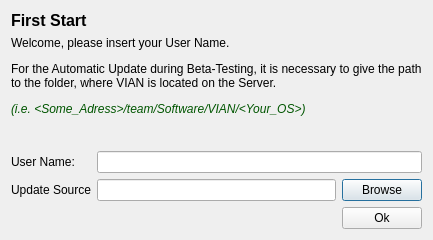
The window that qt_ui/DialogFirstStart.ui (FilmColors/VIAN) describes before a commit, drawn with Qt 5.
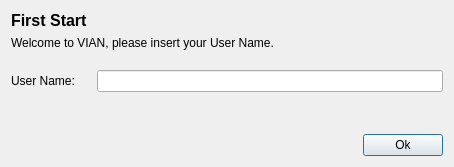
The same window after the commit.

Commit message: Dialogs Layout and Help Button

What changed in the file:
```diff
--- a/qt_ui/DialogFirstStart.ui
+++ b/qt_ui/DialogFirstStart.ui
@@ -6,8 +6,8 @@
    <rect>
     <x>0</x>
     <y>0</y>
-    <width>433</width>
-    <height>240</height>
+    <width>454</width>
+    <height>167</height>
    </rect>
   </property>
   <property name="windowTitle">
@@ -24,7 +24,7 @@
    <item>
     <widget class="QLabel" name="label_4">
      <property name="text">
-      <string>&lt;html&gt;&lt;head/&gt;&lt;body&gt;&lt;p&gt;Welcome, please insert your User Name. &lt;/p&gt;&lt;p&gt;For the Automatic Update during Beta-Testing, it is necessary to give the path to the folder, where VIAN is located on the Server.&lt;/p&gt;&lt;p&gt;&lt;span style=&quot; font-style:italic; color:#005500;&quot;&gt;(i.e. &amp;lt;Some_Adress&amp;gt;/team/Software/VIAN/&amp;lt;Your_OS&amp;gt;)&lt;/span&gt;&lt;/p&gt;&lt;p&gt;&lt;br/&gt;&lt;/p&gt;&lt;/body&gt;&lt;/html&gt;</string>
+      <string>&lt;html&gt;&lt;head/&gt;&lt;body&gt;&lt;p&gt;Welcome to VIAN, please insert your User Name. &lt;br/&gt;&lt;/p&gt;&lt;/body&gt;&lt;/html&gt;</string>
      </property>
      <property name="wordWrap">
       <bool>true</bool>
@@ -57,39 +57,6 @@
      </item>
     </layout>
    </item>
-   <item>
-    <layout class="QHBoxLayout" name="horizontalLayout_3">
-     <item>
-      <widget class="QLabel" name="label_3">
-       <property name="sizePolicy">
-        <sizepolicy hsizetype="Fixed" vsizetype="Preferred">
-         <horstretch>0</horstretch>
-         <verstretch>0</verstretch>
-        </sizepolicy>
-       </property>
-       <property name="minimumSize">
-        <size>
-         <width>80</width>
-         <height>0</height>
-        </size>
-       </property>
-       <property name="text">
-        <string>Update Source</string>
-       </property>
-      </widget>
-     </item>
-     <item>
-      <widget class="QLineEdit" name="lineEdit_UpdateDir"/>
-     </item>
-     <item>
-      <widget class="QPushButton" name="btn_BrowseSource">
-       <property name="text">
-        <string>Browse</string>
-       </property>
-      </widget>
-     </item>
-    </layout>
-   </item>
    <item>
     <spacer name="verticalSpacer">
      <property name="orientation">
```
The commit also changes 17 other files.
